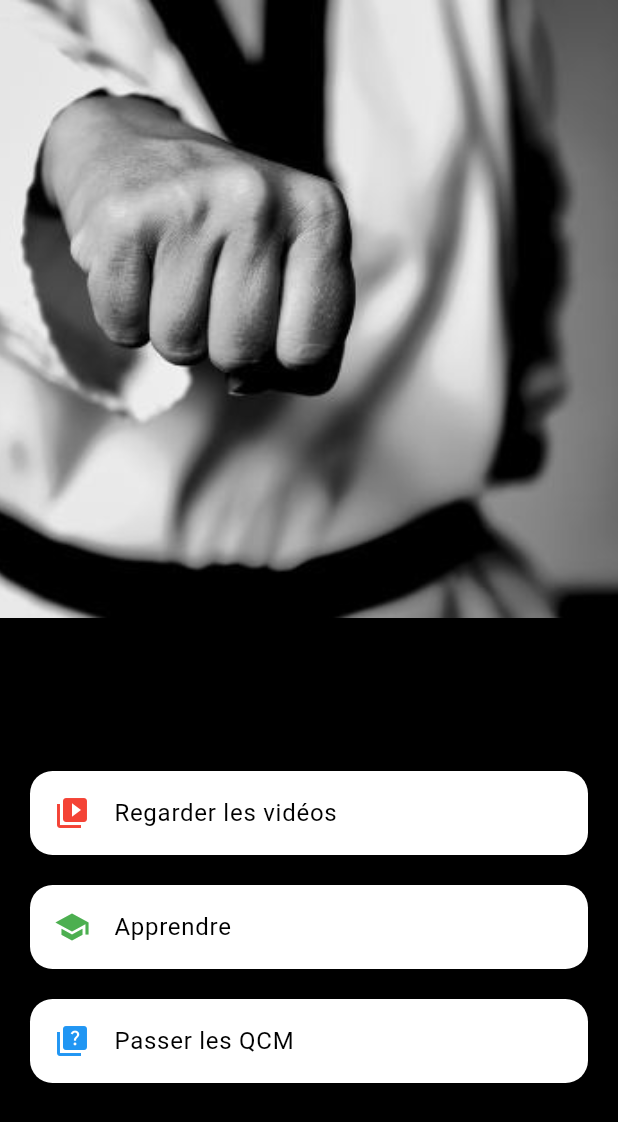
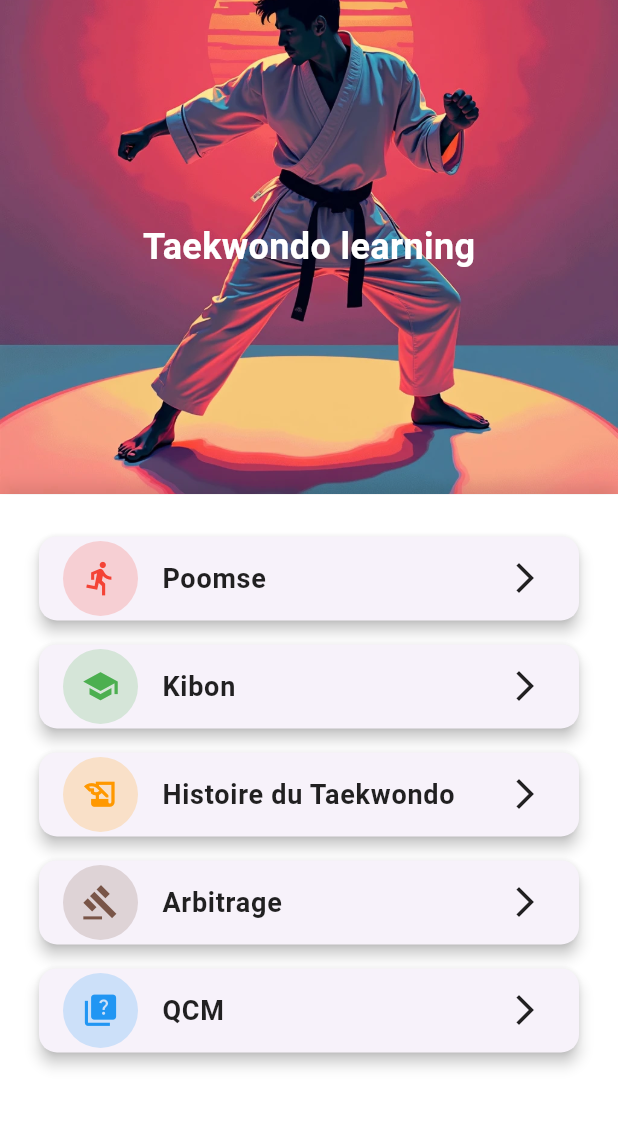
Before and after one commit to johndev38/taekwondo_learning, a Flutter app: the screen it shows after launch, on a phone screen of 412 x 824 dp. Shown: the top 1122 px of the screen. Run offline on Flutter 3.47's test engine with Material 3 defaults, Android fonts, the light colour scheme and no system bars; our stand-ins replace youtube_player_flutter.

Commit message:
ajout d'arbitrage et histoire

```diff
--- /dev/null
+++ b/assets/history.json
@@ -0,0 +1,20 @@
+{
+  "history": [
+    {
+      "title": "Origines et Développement",
+      "content": "Antiquité : Les premières formes de combat en Corée, comme le taekkyeon et le subak, se concentraient principalement sur les coups de pied, et ces traditions ont influencé le développement du taekwondo.\n\nPériode japonaise (1910-1945) : Pendant l'occupation japonaise, les arts martiaux coréens ont été interdits, mais certains maîtres ont continué à pratiquer en secret ou ont appris des arts martiaux japonais comme le karaté, qui ont influencé la création du taekwondo.\n\nAprès 1945 : Après la Seconde Guerre mondiale, avec la libération de la Corée, plusieurs maîtres d'arts martiaux coréens ont commencé à enseigner différentes formes d'arts martiaux qui ont finalement été unifiées sous le nom de \"taekwondo\" en 1955 par le général Choi Hong Hi, souvent considéré comme le père fondateur du taekwondo moderne."
+    },
+    {
+      "title": "Évolution Moderne",
+      "content": "1959 : La formation de la Korea Taekwondo Association (KTA) a marqué le début de l'organisation structurée du taekwondo.\n\n1966 : La création de l'International Taekwon-Do Federation (ITF) par le général Choi a permis de promouvoir le taekwondo au niveau international.\n\n1973 : Le taekwondo a connu une scission avec la fondation de la World Taekwondo Federation (WTF), maintenant connue sous le nom de World Taekwondo (WT), qui se concentre davantage sur le sport et la compétition.\n\n1988 : Le taekwondo a été introduit comme sport de démonstration aux Jeux olympiques de Séoul.\n\n2000 : Le taekwondo est devenu un sport olympique officiel aux Jeux de Sydney."
+    },
+    {
+      "title": "Caractéristiques",
+      "content": "Le taekwondo se distingue par son accent sur les techniques de coups de pied rapides et puissants, les coups de poing, les blocs, ainsi que les déplacements rapides. Il met également l'accent sur la discipline mentale, la maîtrise de soi, et le respect des autres."
+    },
+    {
+      "title": "Taekwondo Aujourd'hui",
+      "content": "Aujourd'hui, le taekwondo est pratiqué par des millions de personnes dans le monde entier. Il est à la fois un art martial, un sport de compétition, et un moyen de développement personnel. Il existe deux principales organisations : la WT, qui régit le taekwondo en tant que sport olympique, et l'ITF, qui conserve un style plus traditionnel.\n\nLe taekwondo continue d'évoluer, tout en restant fidèle à ses racines, et il joue un rôle important dans la culture sportive mondiale."
+    }
+  ]
+}
--- a/lib/screens/home_screen.dart
+++ b/lib/screens/home_screen.dart
@@ -1,102 +1,162 @@
 import 'package:flutter/material.dart';
+import 'package:taekwondo_knowledge/screens/rules_screen.dart';
 import 'belt_selection_for_learning_screen.dart';
 import 'video_list_screen.dart';
 import 'belt_selection_screen.dart';
+import 'history_screen.dart';
 
 class HomeScreen extends StatelessWidget {
   @override
   Widget build(BuildContext context) {
     return Scaffold(
-      body: Column(
+      backgroundColor: Colors.white,
+      body: SafeArea( // Ajout de SafeArea pour éviter les chevauchements avec la barre de statut
+        child: Column(
           children: [
-          // L'image en haut
+            // Partie supérieure avec l'image de fond
             Expanded(
               flex: 2,
-            child: Container(
-              width: double.infinity,
-              child: Image.asset(
-                'assets/images/background.jpg',
+              child: Stack(
+                children: [
+                  Container(
+                    decoration: BoxDecoration(
+                      image: DecorationImage(
+                        image: AssetImage('assets/images/background_poster.png'),
                         fit: BoxFit.cover,
                       ),
                     ),
                   ),
-          // La section avec fond gris contenant les boutons
+                  Center(
+                    child: Text(
+                      'Taekwondo learning',
+                      style: TextStyle(
+                        fontSize: 24,
+                        fontWeight: FontWeight.bold,
+                        color: Colors.white,
+                      ),
+                    ),
+                  ),
+                ],
+              ),
+            ),
+            // Section des onglets avec coins arrondis
             Expanded(
-            flex: 2,
+              flex: 3,
               child: Container(
-              color: Colors.black, // Fond gris clair derrière les boutons
-              child: Column(
-                mainAxisAlignment: MainAxisAlignment.center,
+                padding: EdgeInsets.symmetric(horizontal: 10, vertical: 20),
+                decoration: BoxDecoration(
+                  color: Colors.white,
+                  boxShadow: [
+                    BoxShadow(
+                      color: Colors.black12,
+                      blurRadius: 10,
+                      offset: Offset(0, -5),
+                    ),
+                  ],
+                ),
+                child: ListView(
                   children: [
-                  Card(
-                    margin: EdgeInsets.symmetric(horizontal: 20, vertical: 10),
-                    elevation: 5,
-                    color: Colors.white, // Fond blanc pour la carte (bouton)
-                    shape: RoundedRectangleBorder(
-                      borderRadius: BorderRadius.circular(15),
-                    ),
-                    child: ListTile(
-                      leading: Icon(Icons.video_library, color: Colors.red), // Icône rouge
-                      title: Text(
-                        'Regarder les vidéos',
-                        style: TextStyle(color: Colors.black),
-                      ),
+                    _buildListTile(
+                      context,
+                      icon: Icons.directions_run,
+                      iconColor: Colors.red,
+                      text: 'Poomse',
                       onTap: () {
                         Navigator.push(
                           context,
-                          MaterialPageRoute(builder: (context) => VideoListScreen()),
+                          MaterialPageRoute(
+                              builder: (context) => VideoListScreen()),
                         );
                       },
                     ),
-                  ),
-                  Card(
-                    margin: EdgeInsets.symmetric(horizontal: 20, vertical: 10),
-                    elevation: 5,
-                    color: Colors.white, // Fond blanc pour la carte (bouton)
-                    shape: RoundedRectangleBorder(
-                      borderRadius: BorderRadius.circular(15),
-                    ),
-                    child: ListTile(
-                      leading: Icon(Icons.school, color: Colors.green), // Icône verte
-                      title: Text(
-                        'Apprendre',
-                        style: TextStyle(color: Colors.black),
-                      ),
+                    _buildListTile(
+                      context,
+                      icon: Icons.school,
+                      iconColor: Colors.green,
+                      text: 'Kibon',
                       onTap: () {
                         Navigator.push(
                           context,
-                          MaterialPageRoute(builder: (context) => BeltSelectionForLeaningScreen()),
+                          MaterialPageRoute(
+                              builder: (context) =>
+                                  BeltSelectionForLeaningScreen()),
                         );
                       },
                     ),
-                  ),
-                  Card(
-                    margin: EdgeInsets.symmetric(horizontal: 20, vertical: 10),
-                    elevation: 5,
-                    color: Colors.white, // Fond blanc pour la carte (bouton)
-                    shape: RoundedRectangleBorder(
-                      borderRadius: BorderRadius.circular(15),
-                    ),
-                    child: ListTile(
-                      leading: Icon(Icons.quiz, color: Colors.blue), // Icône bleue
-                      title: Text(
-                        'Passer les QCM',
-                        style: TextStyle(color: Colors.black),
-                      ),
+                    _buildListTile(
+                      context,
+                      icon: Icons.history_edu,
+                      iconColor: Colors.orange,
+                      text: 'Histoire du Taekwondo',
                       onTap: () {
                         Navigator.push(
                           context,
-                          MaterialPageRoute(builder: (context) => BeltSelectionScreen()),
+                          MaterialPageRoute(
+                              builder: (context) => TaekwondoHistoryScreen()),
                         );
                       },
                     ),
-                  )
+                    _buildListTile(
+                      context,
+                      icon: Icons.gavel,
+                      iconColor: Colors.brown,
+                      text: 'Arbitrage',
+                      onTap: () {
+                        Navigator.push(
+                          context,
+                          MaterialPageRoute(
+                              builder: (context) => TaekwondoRulesScreen()),
+                        );
+                      },
+                    ),
+                    _buildListTile(
+                      context,
+                      icon: Icons.quiz,
+                      iconColor: Colors.blue,
+                      text: 'QCM',
+                      onTap: () {
+                        Navigator.push(
+                          context,
+                          MaterialPageRoute(
+                              builder: (context) => BeltSelectionScreen()),
+                        );
+                      },
+                    ),
                   ],
                 ),
               ),
             ),
           ],
         ),
+      ),
+    );
+  }
+
+  Widget _buildListTile(BuildContext context,
+      {required IconData icon,
+        required Color iconColor,
+        required String text,
+        required VoidCallback onTap}) {
+    return Card(
+      elevation: 4.0,
+      margin: EdgeInsets.symmetric(vertical: 8.0, horizontal: 16.0),
+      child: ListTile(
+        leading: CircleAvatar(
+          radius: 25,
+          backgroundColor: iconColor.withOpacity(0.2),
+          child: Icon(icon, color: iconColor, size: 25),
+        ),
+        title: Text(
+          text,
+          style: TextStyle(
+            fontSize: 18,
+            fontWeight: FontWeight.w600,
+            color: Colors.black87,
+          ),
+        ),
+        trailing: Icon(Icons.arrow_forward_ios, color: Colors.black87),
+        onTap: onTap,
+      ),
     );
   }
 }
--- a/pubspec.yaml
+++ b/pubspec.yaml
@@ -33,6 +33,7 @@ dependencies:
   youtube_player_flutter: ^8.1.0
 
 
+
   # The following adds the Cupertino Icons font to your application.
   # Use with the CupertinoIcons class for iOS style icons.
   cupertino_icons: ^1.0.6
@@ -62,6 +63,8 @@ flutter:
   # To add assets to your application, add an assets section, like this:
   assets:
     - assets/questions.json
+    - assets/rules.json
+    - assets/history.json
     - assets/images/
     - assets/terms.json
   #   - images/a_dot_burr.jpeg
```
Also changed, not shown: assets/rules.json (added, +28 -0 lines), lib/screens/history_screen.dart (added, +73 -0 lines), lib/screens/quiz_game_screen.dart (+5 -5 lines), lib/screens/rules_screen.dart (added, +73 -0 lines), assets/images/background1.png (added), assets/images/background_poster.png (added). Lines whose indentation alone changed are shown as unchanged.
